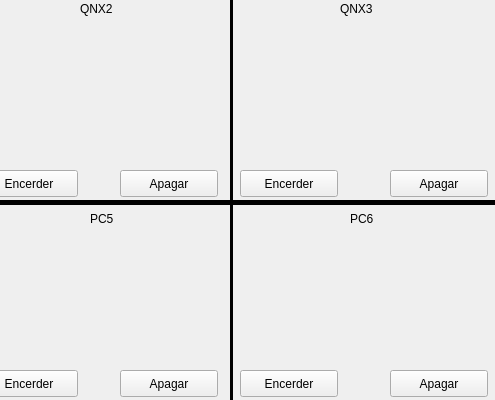
The window that gui/sistemadatos.ui (joselp/observe-qt) describes before a commit, drawn with Qt 5; both pictures show x 300 to 795 and y 0 to 400 of the 795 by 400 pixel window.
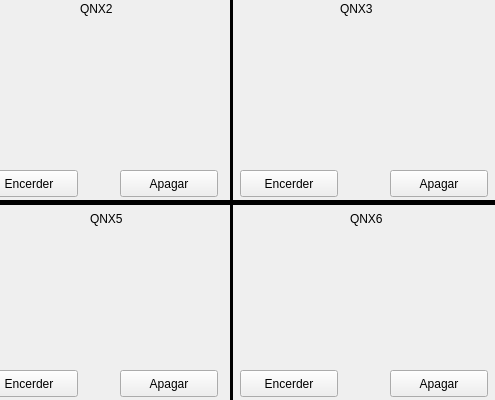
The same window after the commit. Icons and pictures are not drawn.

```diff
--- a/gui/sistemadatos.ui
+++ b/gui/sistemadatos.ui
@@ -167,7 +167,7 @@
     </rect>
    </property>
    <property name="text">
-    <string>PC5</string>
+    <string>QNX5</string>
    </property>
   </widget>
   <widget class="QLabel" name="label_6">
@@ -180,7 +180,7 @@
     </rect>
    </property>
    <property name="text">
-    <string>PC6</string>
+    <string>QNX6</string>
    </property>
   </widget>
   <widget class="QPushButton" name="pushButtonQnx1Encender">
```
Left out of the diff: 24 changed lines with no effect on the pictures.
